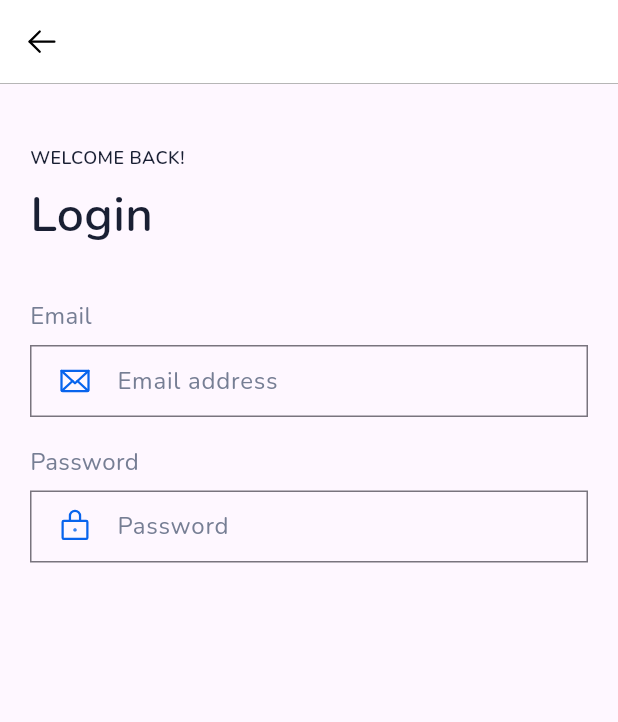
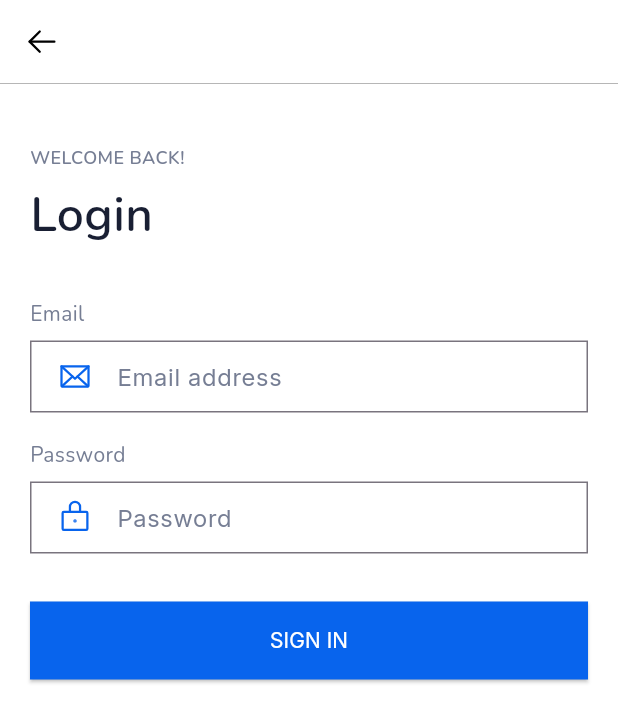
Before and after one commit to shair2048/news_app_fe, a Flutter app: the screen it shows after launch, on a phone screen of 412 x 824 dp. Shown: the top 722 px of the screen. Run offline on Flutter 3.47's test engine with Material 3 defaults, Android fonts, the phone set to English and light mode, and no system bars; our stand-ins replace flutter_riverpod, flutter_svg.

Commit message:
Create button for login and register

```diff
--- a/lib/features/auth/view/pages/login_page.dart
+++ b/lib/features/auth/view/pages/login_page.dart
@@ -2,6 +2,7 @@ import 'package:flutter/material.dart';
 import 'package:flutter_riverpod/flutter_riverpod.dart';
 // import 'package:flutter_svg/svg.dart';
 import 'package:news_app_fe/core/widgets/custom_app_bar.dart';
+import 'package:news_app_fe/features/auth/view/widgets/custom_button.dart';
 import 'package:news_app_fe/features/auth/view/widgets/form_text_field.dart';
 
 class LoginPage extends ConsumerStatefulWidget {
@@ -16,6 +17,7 @@ class _LoginPageState extends ConsumerState<LoginPage> {
   Widget build(BuildContext context) {
     return Scaffold(
       appBar: CustomAppBar(),
+      backgroundColor: Colors.white,
       body: Column(
         children: [
           Padding(
@@ -26,7 +28,7 @@ class _LoginPageState extends ConsumerState<LoginPage> {
                 Text(
                   'WELCOME BACK!',
                   style: TextStyle(
-                    color: Color(0xff191F33),
+                    color: Color(0xff767E94),
                     fontSize: 12,
                     fontFamily: 'Nunito',
                     fontWeight: FontWeight.w600,
@@ -54,6 +56,8 @@ class _LoginPageState extends ConsumerState<LoginPage> {
                   textfieldHint: 'Password',
                   textfieldIcon: 'assets/icons/lock.svg',
                 ),
+                SizedBox(height: 32),
+                CustomButton(buttonText: 'SIGN IN'),
               ],
             ),
           ),
--- a/lib/features/auth/view/widgets/custom_button.dart
+++ b/lib/features/auth/view/widgets/custom_button.dart
@@ -0,0 +1,33 @@
+import 'package:flutter_riverpod/flutter_riverpod.dart';
+import 'package:flutter/material.dart';
+
+class CustomButton extends ConsumerWidget {
+  final String? buttonText;
+  const CustomButton({super.key, this.buttonText});
+
+  @override
+  Widget build(BuildContext context, WidgetRef ref) {
+    return SizedBox(
+      width: double.infinity,
+      child: ElevatedButton(
+        onPressed: () {
+          // press to register
+        },
+        style: ElevatedButton.styleFrom(
+          backgroundColor: Color(0xff0864ED),
+          padding: EdgeInsets.symmetric(vertical: 16),
+          shape: RoundedRectangleBorder(borderRadius: BorderRadius.circular(0)),
+        ),
+        child: Text(
+          buttonText ?? '',
+          style: TextStyle(
+            color: Colors.white,
+            fontSize: 14,
+            fontFamily: 'Inter',
+            fontWeight: FontWeight.w400,
+          ),
+        ),
+      ),
+    );
+  }
+}
--- a/lib/features/auth/view/widgets/form_text_field.dart
+++ b/lib/features/auth/view/widgets/form_text_field.dart
@@ -1,5 +1,4 @@
 import 'package:flutter_riverpod/flutter_riverpod.dart';
-
 import 'package:flutter/material.dart';
 import 'package:flutter_svg/svg.dart';
 
@@ -23,7 +22,7 @@ class FormTextField extends ConsumerWidget {
           textfieldLabel ?? '',
           style: TextStyle(
             color: Color(0xff767E94),
-            fontSize: 16,
+            fontSize: 14,
             fontFamily: 'Nunito',
             fontWeight: FontWeight.w400,
           ),
@@ -35,7 +34,7 @@ class FormTextField extends ConsumerWidget {
             hintStyle: TextStyle(
               color: Color(0xff767E94),
               fontSize: 16,
-              fontFamily: 'Nunito',
+              fontFamily: 'Inter',
               fontWeight: FontWeight.w400,
             ),
             prefixIcon:
--- a/pubspec.yaml
+++ b/pubspec.yaml
@@ -75,6 +75,10 @@ flutter:
           weight: 600
         - asset: assets/fonts/Nunito-Bold.ttf
           weight: 700
+    - family: Inter
+      fonts:
+        - asset: assets/fonts/Inter_18pt-Regular.ttf
+          weight: 400
 
   # An image asset can refer to one or more resolution-specific "variants", see
   # https://flutter.dev/to/resolution-aware-images
```
Also changed, not shown: assets/fonts/Inter_18pt-Regular.ttf (added).
